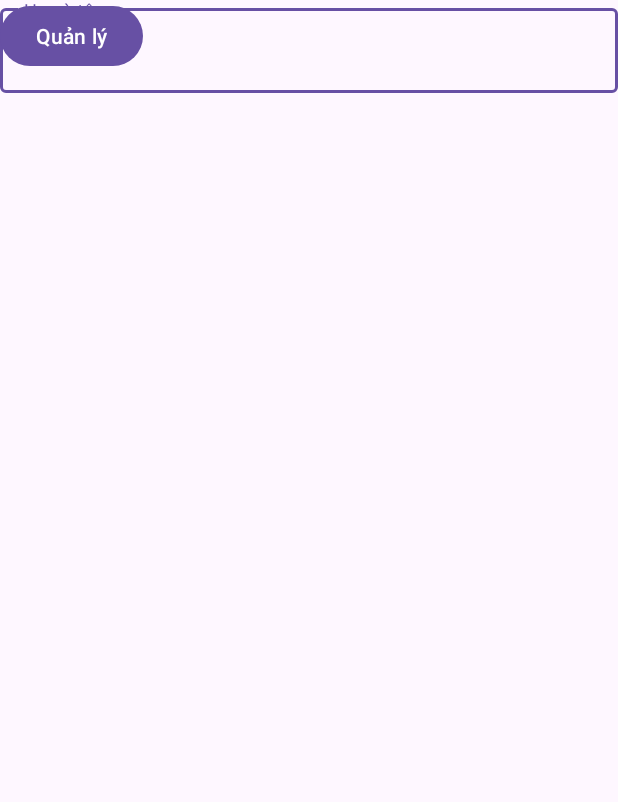
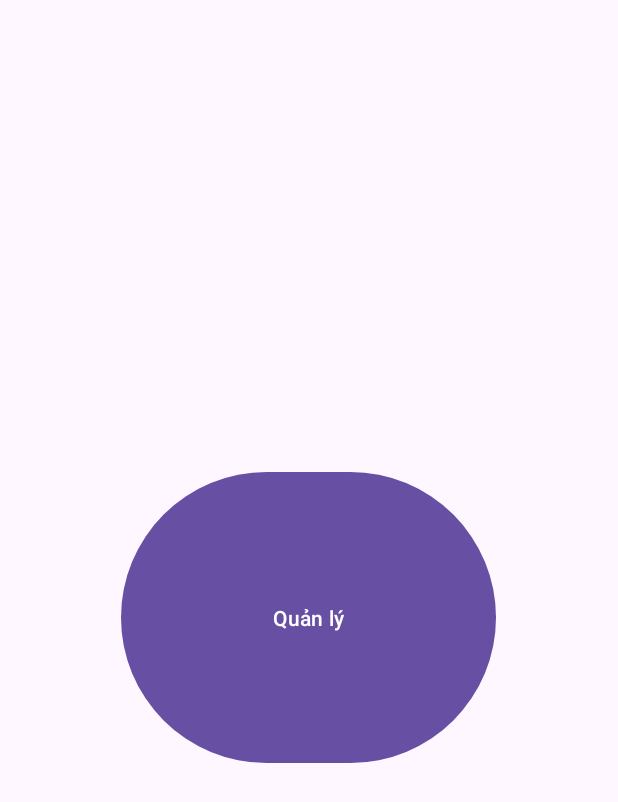
Before and after one commit to buihuuviet204/BTLQLQuanAn_N1_64CNTT2, an Android app: the layout activity_don_dat.xml on its own in the app's theme, with its tools: preview values and no code run, on a phone screen of 412 x 824 dp. Shown: the top 802 px of the screen. Run offline under Robolectric (Android 15) with nearby library versions, the phone set to English and light mode, and no system bars.

Commit message:
ngntrongnam7780

```diff
--- a/app/src/main/res/layout/activity_don_dat.xml
+++ b/app/src/main/res/layout/activity_don_dat.xml
@@ -13,21 +13,19 @@
         android:hint="Họ và tên"
         tools:ignore="MissingConstraints">
 
-        <com.google.android.material.textfield.TextInputEditText
-            android:id="@+id/txt_ho_ten"
-            android:layout_width="match_parent"
-            android:layout_height="wrap_content"
-            android:inputType="textPersonName" />
-
     </com.google.android.material.textfield.TextInputLayout>
 
     <Button
         android:id="@+id/btn_quanly"
-        android:layout_width="wrap_content"
-        android:layout_height="wrap_content"
+        android:layout_width="250dp"
+        android:layout_height="202dp"
         android:text="Quản lý"
-        tools:layout_editor_absoluteX="170dp"
-        tools:layout_editor_absoluteY="332dp"
+        app:layout_constraintBottom_toBottomOf="parent"
+        app:layout_constraintEnd_toEndOf="parent"
+        app:layout_constraintHorizontal_bias="0.498"
+        app:layout_constraintStart_toStartOf="parent"
+        app:layout_constraintTop_toTopOf="parent"
+        app:layout_constraintVertical_bias="0.499"
         tools:ignore="MissingConstraints" />
 
 </androidx.constraintlayout.widget.ConstraintLayout>
```
Also changed, not shown: app/src/main/java/com/example/qunnbnhyn/MainActivity.java (+12 -8 lines), app/src/main/java/com/example/qunnbnhyn/ThanhToan.java (+43 -37 lines).
